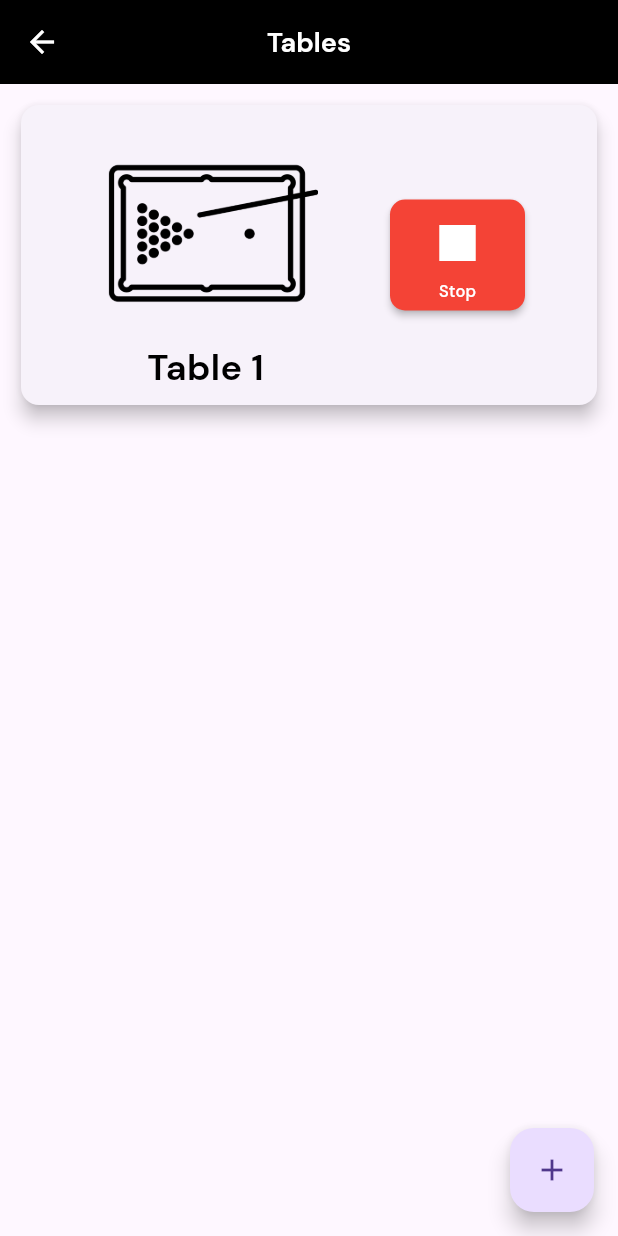
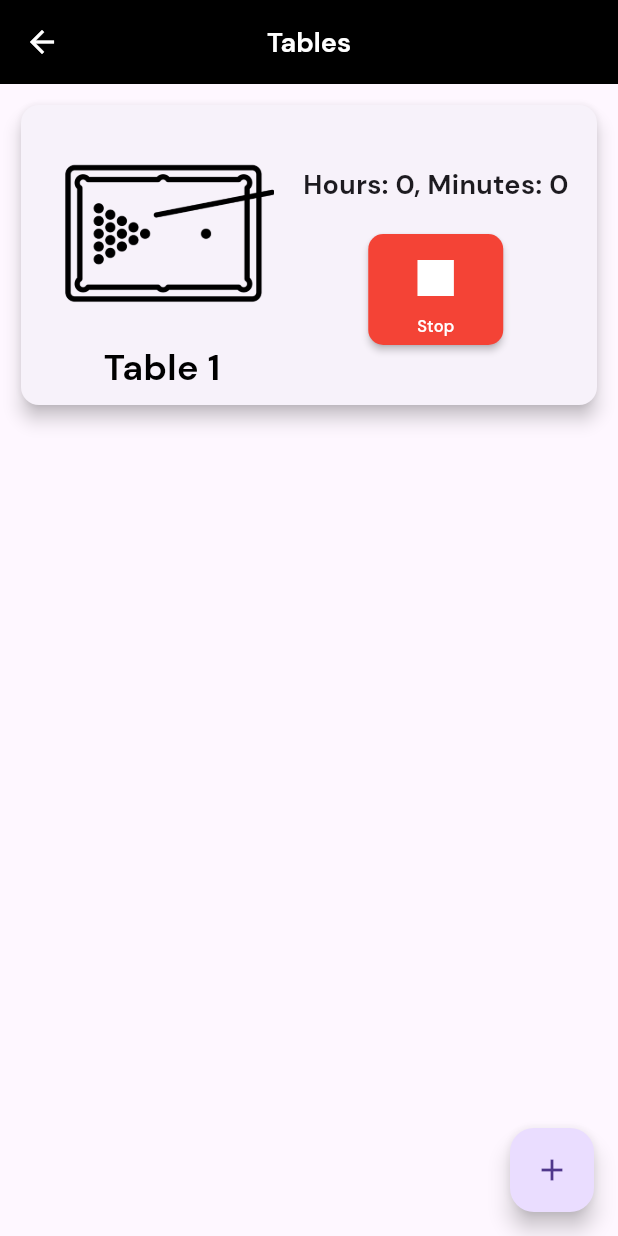
Before and after one commit to lansoyyy/cue_bar, a Flutter app: the TableScreen screen opened directly, after a tap on the "add" icon, after a tap on "Start", on a phone screen of 412 x 824 dp. Run offline on Flutter 3.47's test engine with Material 3 defaults, Android fonts, the phone set to English and light mode, and no system bars; our stand-ins replace cloud_firestore, firebase_auth, firebase_core, firebase_storage, fluttertoast, image_picker and 2 more; accounts and stored records are empty.

Commit message:
added timer on table

```diff
--- a/lib/screens/new/table_page.dart
+++ b/lib/screens/new/table_page.dart
@@ -145,6 +145,18 @@ class _TableScreenState extends State<TableScreen> {
                               mainAxisAlignment: MainAxisAlignment.center,
                               crossAxisAlignment: CrossAxisAlignment.center,
                               children: [
+                                data.docs[index]['started']
+                                    ? Text(
+                                        'Hours: ${DateTime.now().difference(data.docs[index]['timestarted'].toDate()).inHours.toString()}, Minutes: ${DateTime.now().difference(data.docs[index]['timestarted'].toDate()).inMinutes.toString()}',
+                                        style: const TextStyle(
+                                            fontSize: 18,
+                                            fontFamily: 'Bold',
+                                            fontWeight: FontWeight.bold),
+                                      )
+                                    : const SizedBox(),
+                                const SizedBox(
+                                  height: 20,
+                                ),
                                 MaterialButton(
                                   shape: RoundedRectangleBorder(
                                     borderRadius: BorderRadius.circular(10),
```
